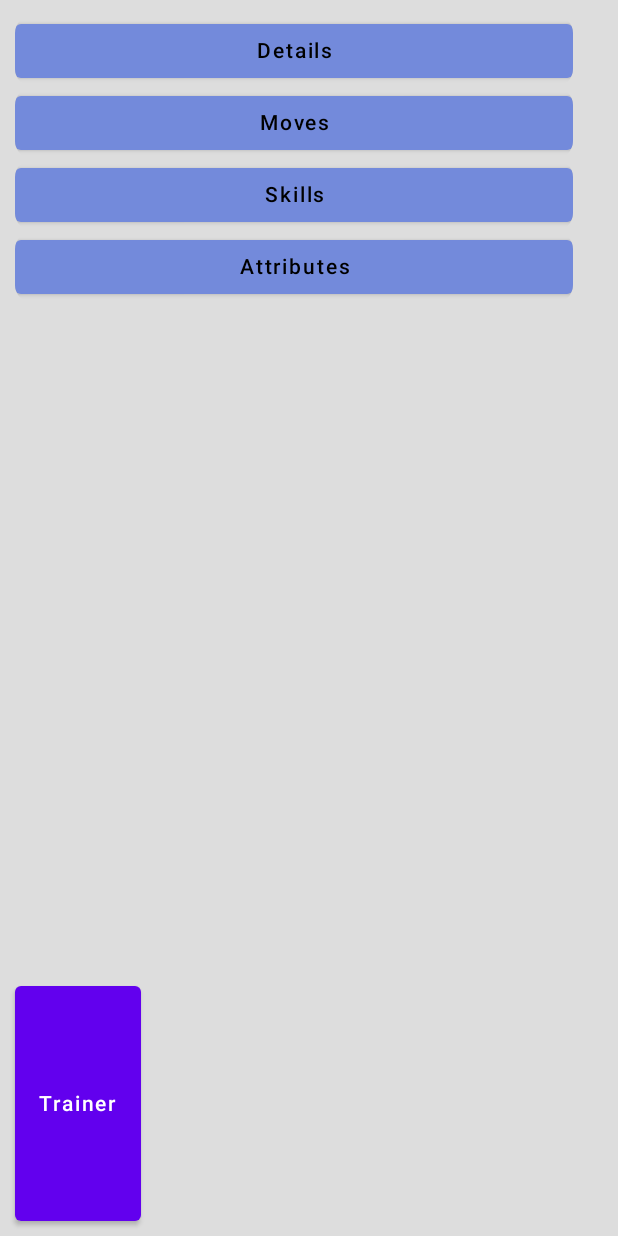
After one commit to arejaybee/pokerole, an Android app built with Jetpack Compose: the composable PokemonContentView shown on its own in the app's theme, on a phone screen of 412 x 824 dp. The commit adds this screen. Run offline under Robolectric (Android 15) with nearby library versions, the phone set to English and light mode, and no system bars.

Commit message:
Pokemon Page
Added the new pokemon page with a reference to the clicked pokemon.

```diff
--- /dev/null
+++ b/app/src/main/java/com/arejaybee/pokerole_core_sheet/views/PokemonContentView.kt
@@ -0,0 +1,99 @@
+package com.arejaybee.pokerole_core_sheet.views
+
+import androidx.compose.foundation.background
+import androidx.compose.foundation.layout.Arrangement
+import androidx.compose.foundation.layout.Box
+import androidx.compose.foundation.layout.Column
+import androidx.compose.foundation.layout.Row
+import androidx.compose.foundation.layout.Spacer
+import androidx.compose.foundation.layout.fillMaxHeight
+import androidx.compose.foundation.layout.fillMaxWidth
+import androidx.compose.foundation.layout.padding
+import androidx.compose.material.Button
+import androidx.compose.material.Text
+import androidx.compose.runtime.Composable
+import androidx.compose.runtime.getValue
+import androidx.compose.runtime.mutableStateOf
+import androidx.compose.runtime.setValue
+import androidx.compose.ui.Modifier
+import androidx.compose.ui.res.colorResource
+import androidx.compose.ui.res.stringResource
+import androidx.compose.ui.text.style.TextAlign
+import androidx.compose.ui.unit.dp
+import com.arejaybee.pokerole_core_sheet.MainActivity
+import com.arejaybee.pokerole_core_sheet.R
+import com.arejaybee.pokerole_core_sheet.pokemon.Pokemon
+
+enum class PokemonPage { POKEMON, SKILLS, ATTRIBUTES, MOVES }
+var selectedPokemonPage by mutableStateOf(PokemonPage.POKEMON)
+lateinit var selectedPokemon: Pokemon
+
+@Composable
+fun PokemonContentView(newContext: MainActivity, pokemon: Pokemon) {
+    context = newContext
+    selectedPokemon = pokemon
+    Box(Modifier.background(colorResource(id = R.color.background_primary))) {
+        Column(Modifier.padding(10.dp)) {
+            Row(Modifier.weight(0.8f)) {
+                PokemonNavButtons(modifier = Modifier.weight(0.15f))
+                Spacer(modifier = Modifier.padding(horizontal = 10.dp))
+                val pageModifier = Modifier.weight(0.85f)
+                when (selectedPokemonPage) {
+                    PokemonPage.POKEMON -> Text("")
+                    PokemonPage.MOVES -> Text("")
+                    PokemonPage.SKILLS -> Text("")
+                    PokemonPage.ATTRIBUTES -> Text("")
+                    else -> Text("")
+                }
+            }
+            Spacer(Modifier.padding(vertical = 10.dp))
+            ReturnTrainerButton(modifier = Modifier.weight(0.2f))
+        }
+    }
+}
+
+@Composable
+fun PokemonNavButtons(modifier: Modifier = Modifier) {
+    Column(
+        modifier = modifier
+            .fillMaxWidth()
+            .fillMaxHeight(),
+        verticalArrangement = Arrangement.Top
+    ) {
+        ActionButton(modifier = roundedMod.fillMaxWidth(), onClick = {
+            selectedPokemonPage = PokemonPage.POKEMON
+        }) {
+            Text(stringResource(id = R.string.nav_pokemon_card), textAlign = TextAlign.Center)
+        }
+
+        ActionButton(modifier = roundedMod.fillMaxWidth(), onClick = {
+            selectedPokemonPage = PokemonPage.MOVES
+        }) {
+            Text(stringResource(id = R.string.nav_pokemon_moves), textAlign = TextAlign.Center)
+        }
+        ActionButton(modifier = roundedMod.fillMaxWidth(), onClick = {
+            selectedPokemonPage = PokemonPage.SKILLS
+        }) {
+            Text(stringResource(id = R.string.nav_pokemon_skills), textAlign = TextAlign.Center)
+        }
+        ActionButton(modifier = roundedMod.fillMaxWidth(), onClick = {
+            selectedPokemonPage = PokemonPage.ATTRIBUTES
+        }) {
+            Text(stringResource(id = R.string.nav_pokemon_attributes), textAlign = TextAlign.Center)
+        }
+    }
+}
+
+@Composable
+fun ReturnTrainerButton(modifier: Modifier) {
+    Button(
+        modifier= modifier,
+        onClick = {
+            context.activityPageFlag.value = null
+        }
+    ) {
+        Text(
+            text = "Trainer"
+        )
+    }
+}
--- /dev/null
+++ b/app/src/main/java/com/arejaybee/pokerole_core_sheet/views/pokemon/PokemonCardView.kt
@@ -0,0 +1,4 @@
+package com.arejaybee.pokerole_core_sheet.views.pokemon
+
+class PokemonCardView {
+}
--- a/app/src/main/res/values/strings.xml
+++ b/app/src/main/res/values/strings.xml
@@ -5,6 +5,12 @@
     <string name="nav_trainer_card">Trainer Card</string>
     <string name="nav_trainer_skills">Skills</string>
     <string name="nav_trainer_bag">Bag</string>
+
+    <!-- Pokemon Main Page-->
+    <string name="nav_pokemon_card">Details</string>
+    <string name="nav_pokemon_moves">Moves</string>
+    <string name="nav_pokemon_skills">Skills</string>
+    <string name="nav_pokemon_attributes">Attributes</string>
 
     <!--Trainer Card-->
     <string name="trainer_card_name">Name</string>
```
Also changed, not shown: app/src/main/java/com/arejaybee/pokerole_core_sheet/MainActivity.kt (+12 -1 lines), app/src/main/java/com/arejaybee/pokerole_core_sheet/views/MainContentView.kt (+7 -5 lines).
